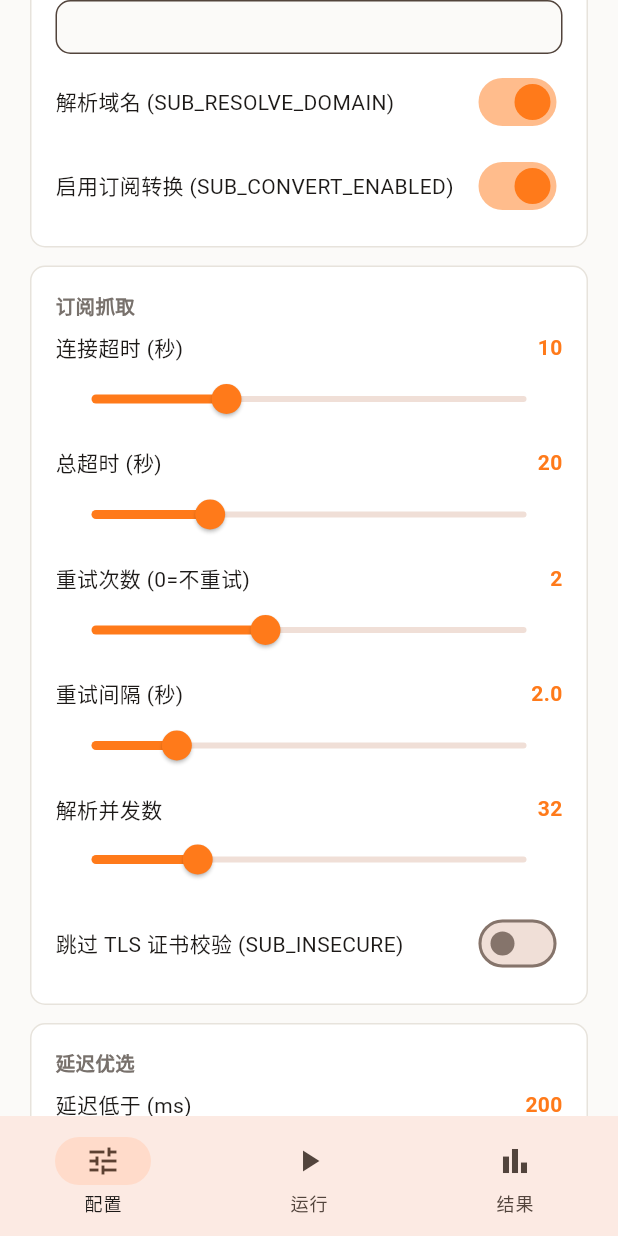
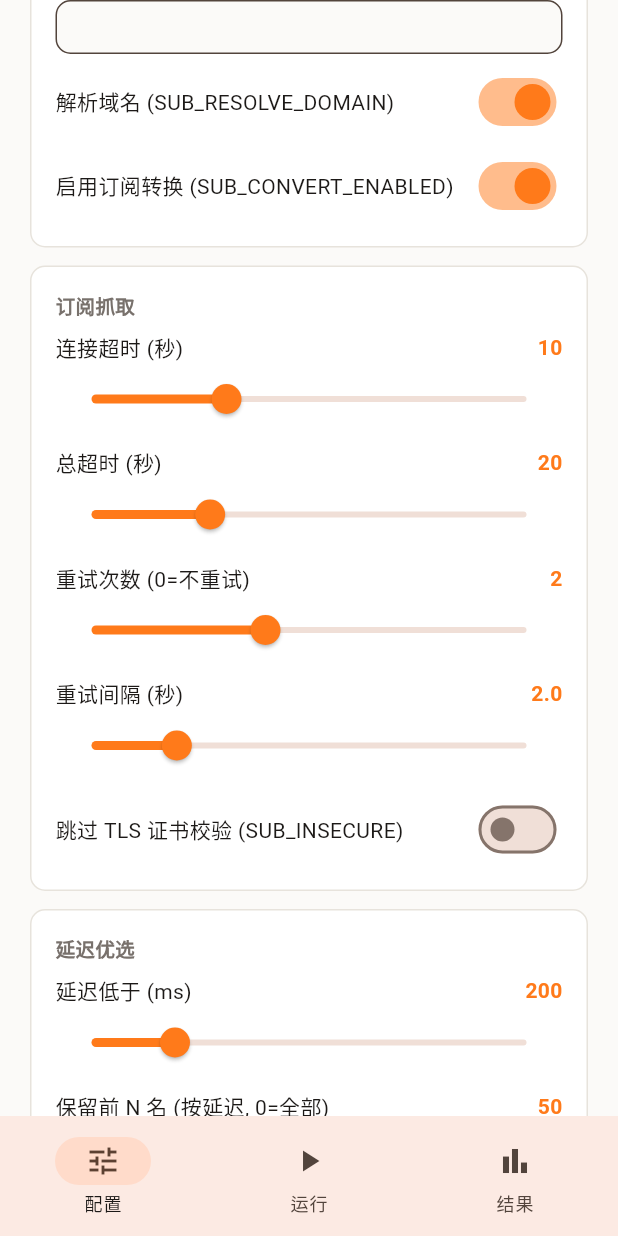
Before and after one commit to Hoffnungsschimmers/cfnb, a Flutter app: the screen it shows after launch, scrolled down 1152 dp, on a phone screen of 412 x 824 dp. Run offline on Flutter 3.47's test engine with Material 3 defaults, Android fonts, the phone set to English and light mode, and no system bars; our stand-ins replace dio, flutter_riverpod, shared_preferences; Roboto replaces fonts that are missing (MicrosoftYaHei).

Commit message:
refactor: 彻底删除未使用的 subResolveWorkers 字段

```diff
--- a/lib/core/config/app_config.dart
+++ b/lib/core/config/app_config.dart
@@ -19,7 +19,6 @@ class AppConfig {
   final int subFetchConnectTimeout;
   final int subFetchMaxRetries;
   final double subFetchRetryDelay;
-  final int subResolveWorkers;
 
   // ============ 延迟优选 ============
   final int subLatencyMaxMs;
@@ -58,7 +57,6 @@ class AppConfig {
     this.subFetchConnectTimeout = 10,
     this.subFetchMaxRetries = 2,
     this.subFetchRetryDelay = 2.0,
-    this.subResolveWorkers = 32,
     this.subLatencyMaxMs = 200,
     this.subLatencyTopN = 50,
     this.subLatencyOutputFile = 'addressesapi_top.txt',
@@ -111,7 +109,6 @@ class AppConfig {
       subFetchConnectTimeout: pick('SUB_FETCH_CONNECT_TIMEOUT', 10),
       subFetchMaxRetries: pick('SUB_FETCH_MAX_RETRIES', 2),
       subFetchRetryDelay: (pick('SUB_FETCH_RETRY_DELAY', 2.0) as num).toDouble(),
-      subResolveWorkers: pick('SUB_RESOLVE_WORKERS', 32),
       subLatencyMaxMs: pick('SUB_LATENCY_MAX_MS', 200),
       subLatencyTopN: pick('SUB_LATENCY_TOP_N', 50),
       subLatencyOutputFile: pick('SUB_LATENCY_OUTPUT_FILE', 'addressesapi_top.txt'),
@@ -144,7 +141,6 @@ class AppConfig {
         'SUB_FETCH_CONNECT_TIMEOUT': subFetchConnectTimeout,
         'SUB_FETCH_MAX_RETRIES': subFetchMaxRetries,
         'SUB_FETCH_RETRY_DELAY': subFetchRetryDelay,
-        'SUB_RESOLVE_WORKERS': subResolveWorkers,
         'SUB_LATENCY_MAX_MS': subLatencyMaxMs,
         'SUB_LATENCY_TOP_N': subLatencyTopN,
         'SUB_LATENCY_OUTPUT_FILE': subLatencyOutputFile,
@@ -176,7 +172,6 @@ class AppConfig {
     int? subFetchConnectTimeout,
     int? subFetchMaxRetries,
     double? subFetchRetryDelay,
-    int? subResolveWorkers,
     int? subLatencyMaxMs,
     int? subLatencyTopN,
     String? subLatencyOutputFile,
@@ -207,7 +202,6 @@ class AppConfig {
       subFetchConnectTimeout: subFetchConnectTimeout ?? this.subFetchConnectTimeout,
       subFetchMaxRetries: subFetchMaxRetries ?? this.subFetchMaxRetries,
       subFetchRetryDelay: subFetchRetryDelay ?? this.subFetchRetryDelay,
-      subResolveWorkers: subResolveWorkers ?? this.subResolveWorkers,
       subLatencyMaxMs: subLatencyMaxMs ?? this.subLatencyMaxMs,
       subLatencyTopN: subLatencyTopN ?? this.subLatencyTopN,
       subLatencyOutputFile: subLatencyOutputFile ?? this.subLatencyOutputFile,
--- a/lib/features/subscriptions/config_tab.dart
+++ b/lib/features/subscriptions/config_tab.dart
@@ -164,9 +164,6 @@ class _ConfigTabState extends ConsumerState<ConfigTab> {
                     const SizedBox(height: 8),
                     labeledDoubleSlider(context, '重试间隔 (秒)', cfg.subFetchRetryDelay, 0.1, 10,
                         (v) => _save(cfg.copyWith(subFetchRetryDelay: v))),
-                    const SizedBox(height: 8),
-                    labeledSlider(context, '解析并发数', cfg.subResolveWorkers.toDouble(), 1, 128,
-                        (v) => _save(cfg.copyWith(subResolveWorkers: v.round()))),
                     const SizedBox(height: 8),
                     labeledSwitch(context, '跳过 TLS 证书校验 (SUB_INSECURE)', cfg.subInsecure,
                         (v) => _save(cfg.copyWith(subInsecure: v))),
```
